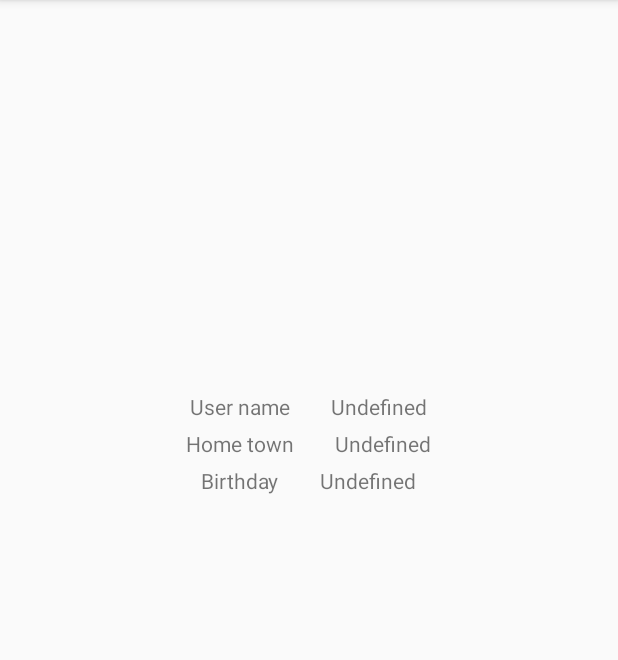
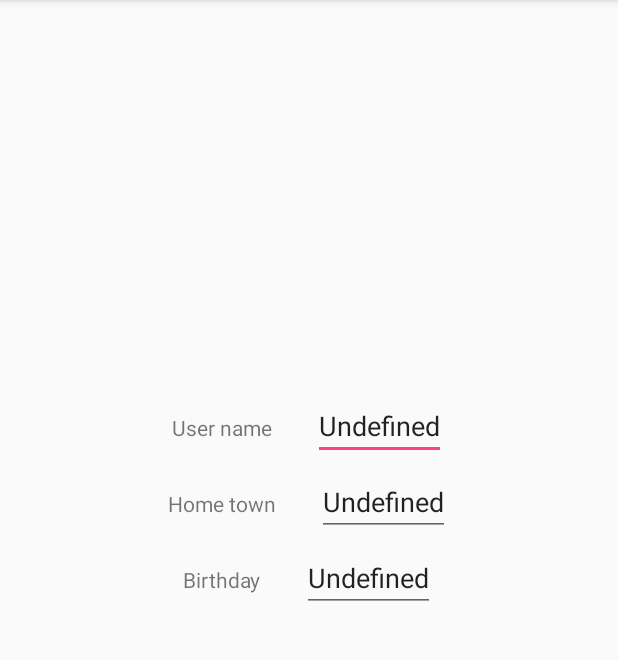
Before and after one commit to vMASg/JEDIFinal, an Android app: the EditProfileActivity screen opened directly, with no data from a screen before it, on a phone screen of 412 x 824 dp, the part 84-744 px from its top. Run offline under Robolectric (Android 15) with nearby library versions, the phone set to English and light mode, and no system bars.

Commit message:
TextViews turned into EditTexts

```diff
--- a/app/src/main/res/layout/activity_edit_profile.xml
+++ b/app/src/main/res/layout/activity_edit_profile.xml
@@ -39,7 +39,7 @@
                     android:text="@string/profile_username"
                     android:id="@+id/profile_textView2" />
 
-                <TextView
+                <EditText
                     android:layout_width="wrap_content"
                     android:layout_height="wrap_content"
                     android:text="@string/profile_undefined"
@@ -66,7 +66,7 @@
                     android:text="@string/profile_home_town"
                     android:id="@+id/textView2" />
 
-                <TextView
+                <EditText
                     android:layout_width="wrap_content"
                     android:layout_height="wrap_content"
                     android:text="@string/profile_undefined"
@@ -93,7 +93,7 @@
                     android:text="@string/profile_birthday"
                     android:id="@+id/textView3" />
 
-                <TextView
+                <EditText
                     android:layout_width="wrap_content"
                     android:layout_height="wrap_content"
                     android:text="@string/profile_undefined"
```
